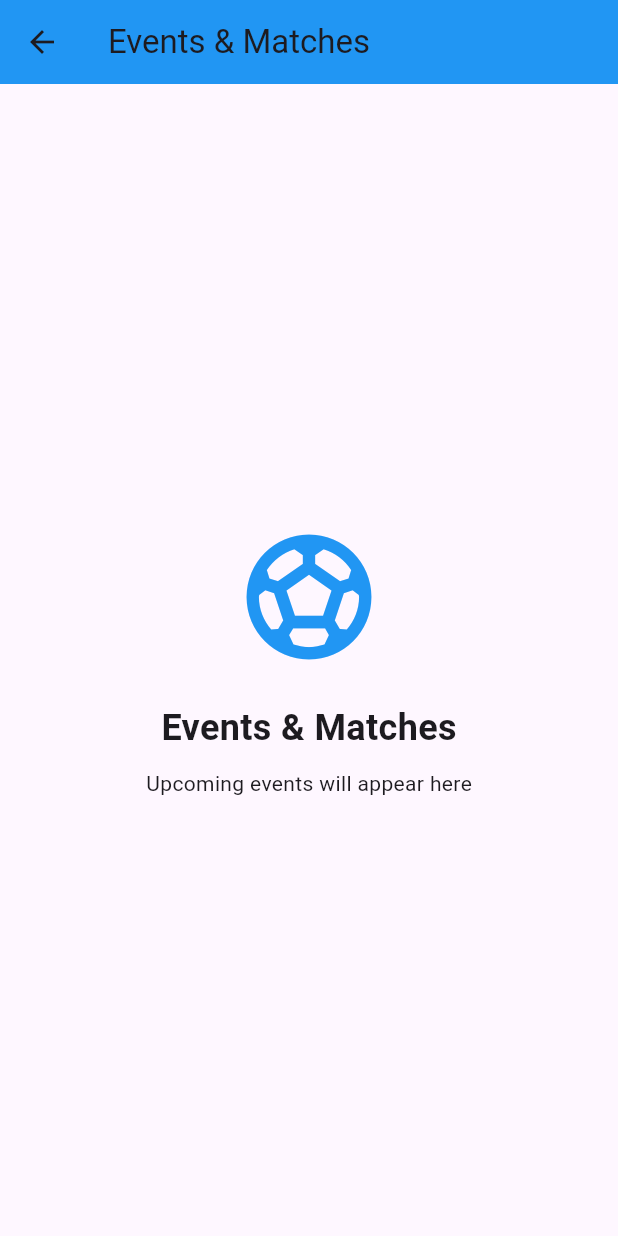
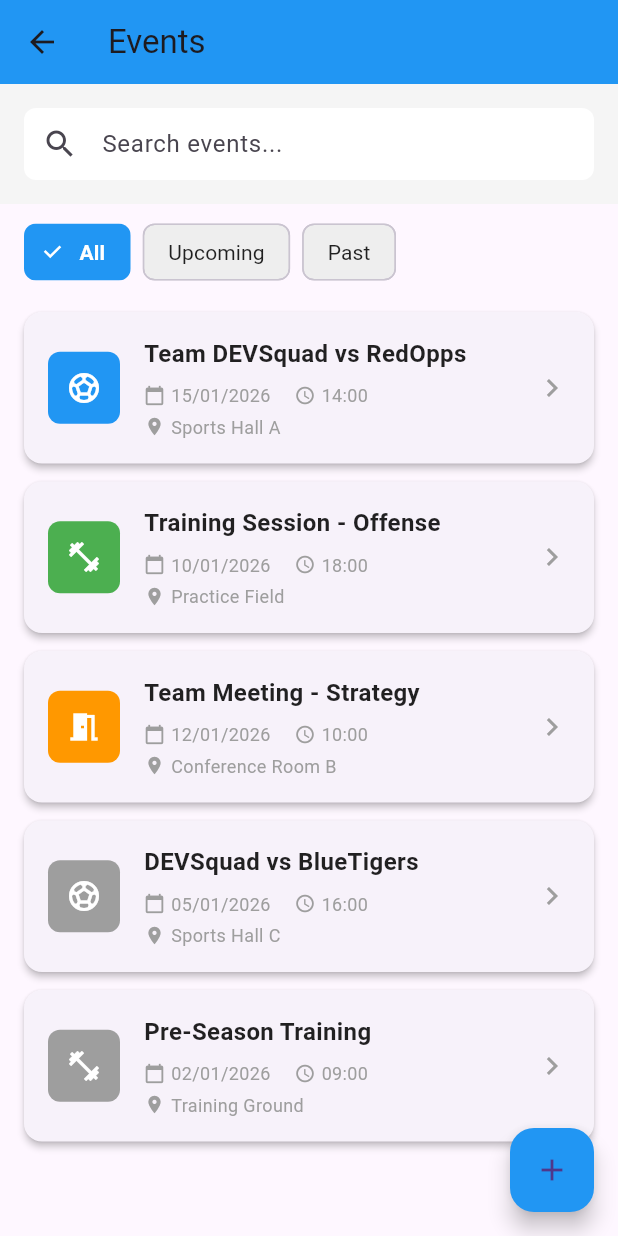
Before and after one commit to JMcoderr/Team-Management-App, a Flutter app: the EventsPage screen opened directly, on a phone screen of 412 x 824 dp. Run offline on Flutter 3.47's test engine with Material 3 defaults, Android fonts, the phone set to English and light mode, and no system bars.

Commit message:
#Events Event page with filter and search option

```diff
--- a/team_management_app_dev/lib/main.dart
+++ b/team_management_app_dev/lib/main.dart
@@ -1,5 +1,7 @@
 import 'package:flutter/material.dart';
 import 'pages/dashboard_page.dart';
+import 'pages/events_page.dart';
+import 'pages/events_page.dart';
 
 void main() {
   runApp(const MyApp());
@@ -144,36 +146,6 @@ class TeamsPage extends StatelessWidget {
   }
 }
 
-// EVENTS PAGE (Placeholder)
-class EventsPage extends StatelessWidget {
-  const EventsPage({Key? key}) : super(key: key);
-
-  @override
-  Widget build(BuildContext context) {
-    return Scaffold(
-      appBar: AppBar(
-        title: const Text('Events & Matches'),
-        backgroundColor: Colors.blue,
-      ),
-      body: Center(
-        child: Column(
-          mainAxisAlignment: MainAxisAlignment.center,
-          children: const [
-            Icon(Icons.sports_soccer, size: 100, color: Colors.blue),
-            SizedBox(height: 20),
-            Text(
-              'Events & Matches',
-              style: TextStyle(fontSize: 24, fontWeight: FontWeight.bold),
-            ),
-            SizedBox(height: 10),
-            Text('Upcoming events will appear here'),
-          ],
-        ),
-      ),
-    );
-  }
-}
-
 // ROOSTERS PAGE (Placeholder)
 class RoostersPage extends StatelessWidget {
   const RoostersPage({Key? key}) : super(key: key);
--- /dev/null
+++ b/team_management_app_dev/lib/pages/events_page.dart
@@ -0,0 +1,214 @@
+import 'package:flutter/material.dart';
+import '../widgets/event_card.dart';
+
+/// EventsPage - Shows list of all events with filters
+class EventsPage extends StatefulWidget {
+  const EventsPage({Key? key}) : super(key: key);
+
+  @override
+  State<EventsPage> createState() => _EventsPageState();
+}
+
+class _EventsPageState extends State<EventsPage> {
+  // STATE: Which filter is selected? (0 = All, 1 = Upcoming, 2 = Past)
+  int _selectedFilter = 0;
+
+  // STATE: Search text
+  String _searchQuery = '';
+
+  @override
+  Widget build(BuildContext context) {
+    return Scaffold(
+      appBar: AppBar(
+        title: const Text('Events'),
+        backgroundColor: Colors.blue,
+      ),
+      body: Column(
+        children: [
+          // SEARCH BAR
+          Container(
+            padding: const EdgeInsets.all(16),
+            color: Colors.grey[100],
+            child: TextField(
+              onChanged: (value) {
+                setState(() {
+                  _searchQuery = value;
+                });
+              },
+              decoration: InputDecoration(
+                hintText: 'Search events...',
+                prefixIcon: const Icon(Icons.search),
+                filled: true,
+                fillColor: Colors.white,
+                border: OutlineInputBorder(
+                  borderRadius: BorderRadius.circular(8),
+                  borderSide: BorderSide.none,
+                ),
+                contentPadding: const EdgeInsets.symmetric(vertical: 0),
+              ),
+            ),
+          ),
+
+          // FILTER TABS (All, Upcoming, Past)
+          Container(
+            padding: const EdgeInsets.symmetric(horizontal: 16, vertical: 8),
+            child: Row(
+              children: [
+                _buildFilterChip('All', 0),
+                const SizedBox(width: 8),
+                _buildFilterChip('Upcoming', 1),
+                const SizedBox(width: 8),
+                _buildFilterChip('Past', 2),
+              ],
+            ),
+          ),
+
+          // EVENT LIST
+          Expanded(
+            child: _buildEventList(),
+          ),
+        ],
+      ),
+
+      // FLOATING ACTION BUTTON: Add new event
+      floatingActionButton: FloatingActionButton(
+        onPressed: () {
+          // TODO: Open "Add Event" form
+          ScaffoldMessenger.of(context).showSnackBar(
+            const SnackBar(content: Text('Add Event - Coming Soon!')),
+          );
+        },
+        backgroundColor: Colors.blue,
+        child: const Icon(Icons.add),
+      ),
+    );
+  }
+
+  /// Helper: Build a filter chip (All/Upcoming/Past button)
+  Widget _buildFilterChip(String label, int index) {
+    final bool isSelected = _selectedFilter == index;
+
+    return FilterChip(
+      label: Text(label),
+      selected: isSelected,
+      onSelected: (bool selected) {
+        setState(() {
+          _selectedFilter = index;
+        });
+      },
+      selectedColor: Colors.blue,
+      backgroundColor: Colors.grey[200],
+      labelStyle: TextStyle(
+        color: isSelected ? Colors.white : Colors.black87,
+        fontWeight: isSelected ? FontWeight.bold : FontWeight.normal,
+      ),
+      checkmarkColor: Colors.white,
+    );
+  }
+
+  /// Build the list of events
+  Widget _buildEventList() {
+    // Mock event data (later: get from database)
+    final List<Map<String, dynamic>> allEvents = [
+      {
+        'title': 'Team DEVSquad vs RedOpps',
+        'date': '15/01/2026',
+        'time': '14:00',
+        'location': 'Sports Hall A',
+        'icon': Icons.sports_soccer,
+        'iconColor': Colors.blue,
+        'type': 'upcoming',
+      },
+      {
+        'title': 'Training Session - Offense',
+        'date': '10/01/2026',
+        'time': '18:00',
+        'location': 'Practice Field',
+        'icon': Icons.fitness_center,
+        'iconColor': Colors.green,
+        'type': 'upcoming',
+      },
+      {
+        'title': 'Team Meeting - Strategy',
+        'date': '12/01/2026',
+        'time': '10:00',
+        'location': 'Conference Room B',
+        'icon': Icons.meeting_room,
+        'iconColor': Colors.orange,
+        'type': 'upcoming',
+      },
+      {
+        'title': 'DEVSquad vs BlueTigers',
+        'date': '05/01/2026',
+        'time': '16:00',
+        'location': 'Sports Hall C',
+        'icon': Icons.sports_soccer,
+        'iconColor': Colors.grey,
+        'type': 'past',
+      },
+      {
+        'title': 'Pre-Season Training',
+        'date': '02/01/2026',
+        'time': '09:00',
+        'location': 'Training Ground',
+        'icon': Icons.fitness_center,
+        'iconColor': Colors.grey,
+        'type': 'past',
+      },
+    ];
+
+    // FILTER: Apply selected filter
+    List<Map<String, dynamic>> filteredEvents = allEvents;
+    if (_selectedFilter == 1) {
+      // Upcoming only
+      filteredEvents = allEvents.where((e) => e['type'] == 'upcoming').toList();
+    } else if (_selectedFilter == 2) {
+      // Past only
+      filteredEvents = allEvents.where((e) => e['type'] == 'past').toList();
+    }
+
+    // SEARCH: Filter by search query
+    if (_searchQuery.isNotEmpty) {
+      filteredEvents = filteredEvents.where((event) {
+        final title = event['title'].toString().toLowerCase();
+        final location = event['location'].toString().toLowerCase();
+        final query = _searchQuery.toLowerCase();
+        return title.contains(query) || location.contains(query);
+      }).toList();
+    }
+
+    // If no events match, show empty state
+    if (filteredEvents.isEmpty) {
+      return Center(
+        child: Column(
+          mainAxisAlignment: MainAxisAlignment.center,
+          children: [
+            Icon(Icons.event_busy, size: 64, color: Colors.grey[400]),
+            const SizedBox(height: 16),
+            Text(
+              'No events found',
+              style: TextStyle(fontSize: 18, color: Colors.grey[600]),
+            ),
+          ],
+        ),
+      );
+    }
+
+    // Show list of events
+    return ListView.builder(
+      padding: const EdgeInsets.symmetric(horizontal: 16, vertical: 8),
+      itemCount: filteredEvents.length,
+      itemBuilder: (context, index) {
+        final event = filteredEvents[index];
+        return EventCard(
+          title: event['title'],
+          date: event['date'],
+          time: event['time'],
+          location: event['location'],
+          icon: event['icon'],
+          iconColor: event['iconColor'],
+        );
+      },
+    );
+  }
+}
--- /dev/null
+++ b/team_management_app_dev/lib/widgets/event_card.dart
@@ -0,0 +1,130 @@
+import 'package:flutter/material.dart';
+
+/// EventCard - Reusable widget for displaying event information
+/// Just like StatsCard, but for events!
+class EventCard extends StatelessWidget {
+  // PROPERTIES: What data does this card need?
+  final String title;          // Event name: "Team DEVSquad vs RedOpps"
+  final String date;           // Date: "06/10/2025"
+  final String time;           // Time: "14:00"
+  final String location;       // Location: "Sports Hall A"
+  final IconData icon;         // Icon to show (soccer, calendar, etc.)
+  final Color iconColor;       // Color for the icon background
+
+  // CONSTRUCTOR: When creating an EventCard, you MUST provide these
+  const EventCard({
+    Key? key,
+    required this.title,
+    required this.date,
+    required this.time,
+    required this.location,
+    required this.icon,
+    this.iconColor = Colors.blue,  // Default color is blue
+  }) : super(key: key);
+
+  @override
+  Widget build(BuildContext context) {
+    return Card(
+      // Card = rounded box with shadow
+      elevation: 2,  // Subtle shadow (less than StatsCard)
+      margin: const EdgeInsets.only(bottom: 12),  // Space between cards
+      child: InkWell(
+        // InkWell = makes the card clickable with ripple effect
+        onTap: () {
+          // TODO: Navigate to event details page
+          // For now, just show a message
+          ScaffoldMessenger.of(context).showSnackBar(
+            SnackBar(content: Text('Clicked: $title')),
+          );
+        },
+        borderRadius: BorderRadius.circular(4),
+        child: Padding(
+          padding: const EdgeInsets.all(16.0),
+          child: Row(
+            children: [
+              // LEFT: Icon in a colored box
+              Container(
+                width: 48,
+                height: 48,
+                decoration: BoxDecoration(
+                  color: iconColor,
+                  borderRadius: BorderRadius.circular(8),
+                ),
+                child: Icon(
+                  icon,
+                  color: Colors.white,
+                  size: 24,
+                ),
+              ),
+              const SizedBox(width: 16),
+
+              // MIDDLE: Event details (title, date, time, location)
+              Expanded(
+                // Expanded = take up remaining space
+                child: Column(
+                  crossAxisAlignment: CrossAxisAlignment.start,
+                  children: [
+                    // Event Title
+                    Text(
+                      title,
+                      style: const TextStyle(
+                        fontSize: 16,
+                        fontWeight: FontWeight.bold,
+                        color: Colors.black87,
+                      ),
+                    ),
+                    const SizedBox(height: 8),
+
+                    // Date, Time, Location in a Row
+                    Row(
+                      children: [
+                        // Date
+                        const Icon(Icons.calendar_today, size: 14, color: Colors.grey),
+                        const SizedBox(width: 4),
+                        Text(
+                          date,
+                          style: const TextStyle(fontSize: 12, color: Colors.grey),
+                        ),
+                        const SizedBox(width: 16),
+
+                        // Time
+                        const Icon(Icons.access_time, size: 14, color: Colors.grey),
+                        const SizedBox(width: 4),
+                        Text(
+                          time,
+                          style: const TextStyle(fontSize: 12, color: Colors.grey),
+                        ),
+                      ],
+                    ),
+                    const SizedBox(height: 4),
+
+                    // Location
+                    Row(
+                      children: [
+                        const Icon(Icons.location_on, size: 14, color: Colors.grey),
+                        const SizedBox(width: 4),
+                        Expanded(
+                          child: Text(
+                            location,
+                            style: const TextStyle(fontSize: 12, color: Colors.grey),
+                            overflow: TextOverflow.ellipsis,  // Cut off if too long
+                          ),
+                        ),
+                      ],
+                    ),
+                  ],
+                ),
+              ),
+
+              // RIGHT: Arrow icon (shows it's clickable)
+              const Icon(
+                Icons.chevron_right,
+                color: Colors.grey,
+              ),
+            ],
+          ),
+        ),
+      ),
+    );
+  }
+}
```
